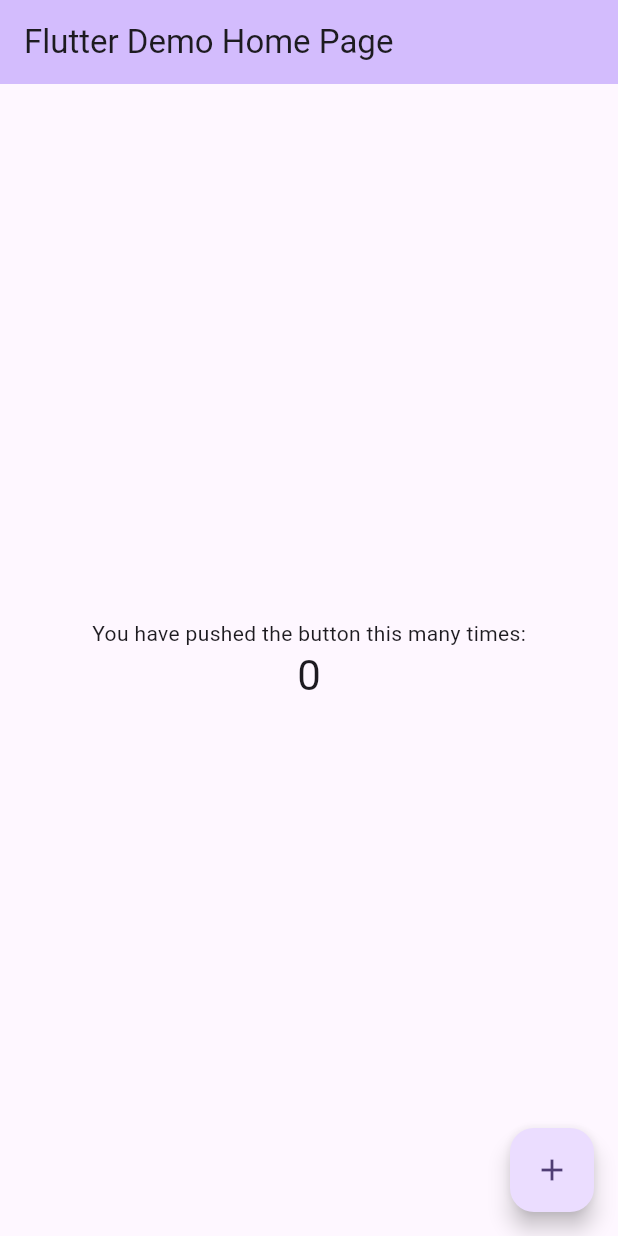
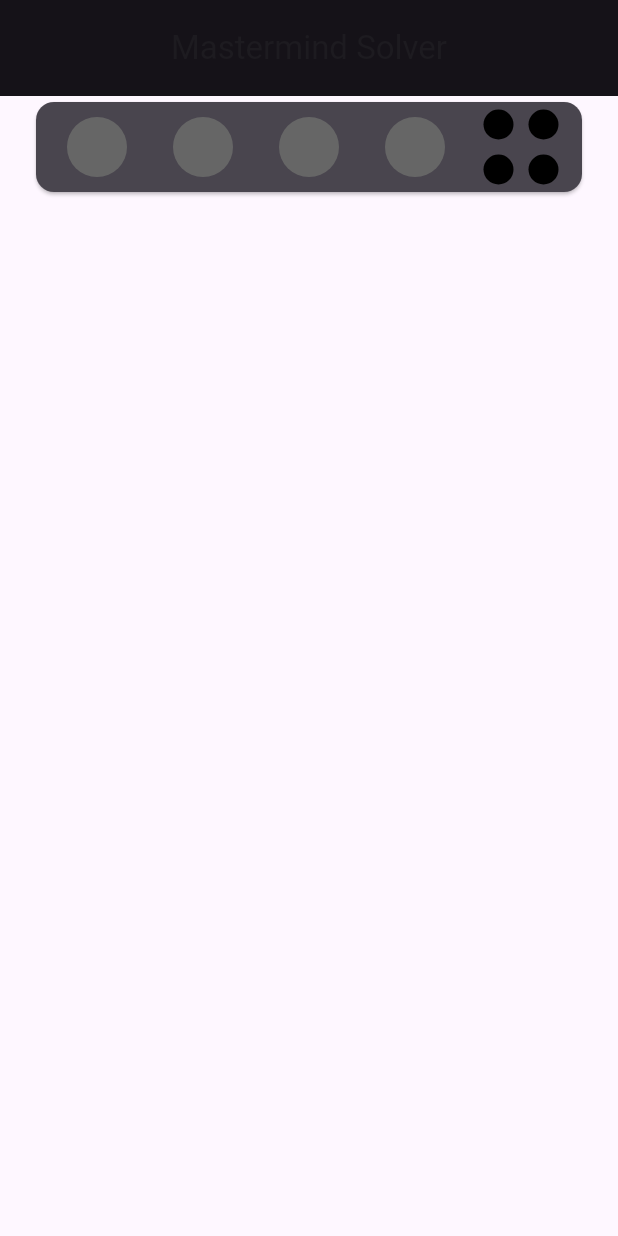
Before and after one commit to dylanlytle/mastermind_solver, a Flutter app: the screen it shows after launch, on a phone screen of 412 x 824 dp. Run offline on Flutter 3.47's test engine with Material 2 defaults, Android fonts, the phone set to English and light mode, and no system bars; our stand-ins replace flutter_riverpod.

Commit message:
Initial UI Work
Got a Guess Card laid out with some classes for organizing some of the
data.

```diff
--- a/lib/main.dart
+++ b/lib/main.dart
@@ -1,125 +1,11 @@
 import 'package:flutter/material.dart';
+import 'package:flutter/services.dart';
+import 'package:flutter_riverpod/flutter_riverpod.dart';
+import 'package:mastermind_solver/src/app.dart';
 
-void main() {
-  runApp(const MyApp());
+Future<void> main() async {
+  WidgetsBinding widgetsBinding = WidgetsFlutterBinding.ensureInitialized();
+
+  SystemChrome.setPreferredOrientations([DeviceOrientation.portraitUp]).then(
+      (value) => runApp(const ProviderScope(child: MastermindSovlerApp())));
 }
-
-class MyApp extends StatelessWidget {
-  const MyApp({super.key});
-
-  // This widget is the root of your application.
-  @override
-  Widget build(BuildContext context) {
-    return MaterialApp(
-      title: 'Flutter Demo',
-      theme: ThemeData(
-        // This is the theme of your application.
-        //
-        // TRY THIS: Try running your application with "flutter run". You'll see
-        // the application has a blue toolbar. Then, without quitting the app,
-        // try changing the seedColor in the colorScheme below to Colors.green
-        // and then invoke "hot reload" (save your changes or press the "hot
-        // reload" button in a Flutter-supported IDE, or press "r" if you used
-        // the command line to start the app).
-        //
-        // Notice that the counter didn't reset back to zero; the application
-        // state is not lost during the reload. To reset the state, use hot
-        // restart instead.
-        //
-        // This works for code too, not just values: Most code changes can be
-        // tested with just a hot reload.
-        colorScheme: ColorScheme.fromSeed(seedColor: Colors.deepPurple),
-        useMaterial3: true,
-      ),
-      home: const MyHomePage(title: 'Flutter Demo Home Page'),
-    );
-  }
-}
-
-class MyHomePage extends StatefulWidget {
-  const MyHomePage({super.key, required this.title});
-
-  // This widget is the home page of your application. It is stateful, meaning
-  // that it has a State object (defined below) that contains fields that affect
-  // how it looks.
-
-  // This class is the configuration for the state. It holds the values (in this
-  // case the title) provided by the parent (in this case the App widget) and
-  // used by the build method of the State. Fields in a Widget subclass are
-  // always marked "final".
-
-  final String title;
-
-  @override
-  State<MyHomePage> createState() => _MyHomePageState();
-}
-
-class _MyHomePageState extends State<MyHomePage> {
-  int _counter = 0;
-
-  void _incrementCounter() {
-    setState(() {
-      // This call to setState tells the Flutter framework that something has
-      // changed in this State, which causes it to rerun the build method below
-      // so that the display can reflect the updated values. If we changed
-      // _counter without calling setState(), then the build method would not be
-      // called again, and so nothing would appear to happen.
-      _counter++;
-    });
-  }
-
-  @override
-  Widget build(BuildContext context) {
-    // This method is rerun every time setState is called, for instance as done
-    // by the _incrementCounter method above.
-    //
-    // The Flutter framework has been optimized to make rerunning build methods
-    // fast, so that you can just rebuild anything that needs updating rather
-    // than having to individually change instances of widgets.
-    return Scaffold(
-      appBar: AppBar(
-        // TRY THIS: Try changing the color here to a specific color (to
-        // Colors.amber, perhaps?) and trigger a hot reload to see the AppBar
-        // change color while the other colors stay the same.
-        backgroundColor: Theme.of(context).colorScheme.inversePrimary,
-        // Here we take the value from the MyHomePage object that was created by
-        // the App.build method, and use it to set our appbar title.
-        title: Text(widget.title),
-      ),
-      body: Center(
-        // Center is a layout widget. It takes a single child and positions it
-        // in the middle of the parent.
-        child: Column(
-          // Column is also a layout widget. It takes a list of children and
-          // arranges them vertically. By default, it sizes itself to fit its
-          // children horizontally, and tries to be as tall as its parent.
-          //
-          // Column has various properties to control how it sizes itself and
-          // how it positions its children. Here we use mainAxisAlignment to
-          // center the children vertically; the main axis here is the vertical
-          // axis because Columns are vertical (the cross axis would be
-          // horizontal).
-          //
-          // TRY THIS: Invoke "debug painting" (choose the "Toggle Debug Paint"
-          // action in the IDE, or press "p" in the console), to see the
-          // wireframe for each widget.
-          mainAxisAlignment: MainAxisAlignment.center,
-          children: <Widget>[
-            const Text(
-              'You have pushed the button this many times:',
-            ),
-            Text(
-              '$_counter',
-              style: Theme.of(context).textTheme.headlineMedium,
-            ),
-          ],
-        ),
-      ),
-      floatingActionButton: FloatingActionButton(
-        onPressed: _incrementCounter,
-        tooltip: 'Increment',
-        child: const Icon(Icons.add),
-      ), // This trailing comma makes auto-formatting nicer for build methods.
-    );
-  }
-}
--- /dev/null
+++ b/lib/src/app.dart
@@ -0,0 +1,24 @@
+import 'package:flutter/material.dart';
+import 'package:flutter_riverpod/flutter_riverpod.dart';
+import 'package:mastermind_solver/src/constants/color_schemes.dart';
+import 'package:mastermind_solver/src/features/solver/presentation/solver_screen.dart';
+
+class MastermindSovlerApp extends ConsumerWidget {
+  const MastermindSovlerApp({Key? key}) : super(key: key);
+
+  // This widget is the root of your application.
+  @override
+  Widget build(BuildContext context, WidgetRef ref) {
+    return MaterialApp(
+        theme: ThemeData(
+          useMaterial3: true,
+          colorScheme: lightColorScheme,
+        ),
+        darkTheme: ThemeData(
+          useMaterial3: true,
+          colorScheme: darkColorScheme,
+        ),
+        debugShowCheckedModeBanner: false,
+        home: SolverScreen());
+  }
+}
--- /dev/null
+++ b/lib/src/constants/color_schemes.dart
@@ -0,0 +1,5 @@
+import 'package:flutter/material.dart';
+
+var lightColorScheme = ColorScheme.fromSeed(seedColor: Colors.deepPurple);
+var darkColorScheme = ColorScheme.fromSeed(
+    seedColor: Colors.deepPurple, brightness: Brightness.dark);
--- /dev/null
+++ b/lib/src/constants/colors.dart
@@ -0,0 +1,9 @@
+import 'package:flutter/material.dart';
+
+const Color red = Color(0xFFFF2525);
+const Color green = Color(0xFF25FF25);
+const Color blue = Color(0xFF2525FF);
+const Color yellow = Color(0xFFFFFF25);
+const Color black = Color(0xFF000000);
+const Color white = Color(0xFFFFFFFF);
+const Color grey = Color(0xFF666666);
--- /dev/null
+++ b/lib/src/constants/sizes.dart
@@ -0,0 +1,2 @@
+const guessCircleDiameterPixels = 20.0;
+const guessCirdlePadding = 5.0;
--- /dev/null
+++ b/lib/src/features/solver/domain/clue.dart
@@ -0,0 +1,35 @@
+import 'package:flutter/material.dart';
+import 'package:mastermind_solver/src/constants/colors.dart';
+
+enum ClueState {
+  wrong,
+  rightColor,
+  rightColorRightSpot,
+}
+
+class Clue {
+  List<ClueState> states = [
+    ClueState.wrong,
+    ClueState.wrong,
+    ClueState.wrong,
+    ClueState.wrong,
+  ];
+
+  Map<ClueState, Color> clueColorMap = {
+    ClueState.wrong: black,
+    ClueState.rightColor: red,
+    ClueState.rightColorRightSpot: white,
+  };
+
+  Clue(
+      {this.states = const [
+        ClueState.wrong,
+        ClueState.wrong,
+        ClueState.wrong,
+        ClueState.wrong,
+      ]});
+
+  Color? getColorForState(int stateIndex) {
+    return clueColorMap[states[stateIndex]];
+  }
+}
--- /dev/null
+++ b/lib/src/features/solver/domain/guess.dart
@@ -0,0 +1,53 @@
+import 'package:flutter/material.dart';
+import 'package:mastermind_solver/src/constants/colors.dart';
+import 'package:mastermind_solver/src/features/solver/domain/clue.dart';
+
+enum GuessState {
+  notSelected,
+  color1,
+  color2,
+  color3,
+  color4,
+  color5,
+  color6,
+}
+
+class Guess {
+  List<GuessState> states = [
+    GuessState.notSelected,
+    GuessState.notSelected,
+    GuessState.notSelected,
+    GuessState.notSelected,
+  ];
+  Clue clue = Clue();
+
+  Map<GuessState, Color> guessColorMap = {
+    GuessState.notSelected: grey,
+    GuessState.color1: red,
+    GuessState.color2: blue,
+    GuessState.color3: green,
+    GuessState.color4: white,
+    GuessState.color5: black,
+    GuessState.color6: yellow,
+  };
+
+  Guess(
+      {this.states = const [
+        GuessState.notSelected,
+        GuessState.notSelected,
+        GuessState.notSelected,
+        GuessState.notSelected,
+      ]});
+
+  void setClue(Clue clue) {
+    this.clue = clue;
+  }
+
+  Clue? getClue() {
+    return clue;
+  }
+
+  Color? getColorForState(int stateIndex) {
+    return guessColorMap[states[stateIndex]];
+  }
+}
--- /dev/null
+++ b/lib/src/features/solver/presentation/clue_circle_widget.dart
@@ -0,0 +1,24 @@
+import 'package:flutter/material.dart';
+import 'package:flutter_riverpod/flutter_riverpod.dart';
+import 'package:mastermind_solver/src/constants/sizes.dart';
+
+class ClueCircleWidget extends ConsumerWidget {
+  const ClueCircleWidget({super.key, this.color});
+  final Color? color;
+
+  @override
+  Widget build(BuildContext context, WidgetRef ref) {
+    return InkWell(
+        child: Padding(
+            padding: const EdgeInsets.all(guessCirdlePadding),
+            child: Material(
+              shape: const CircleBorder(),
+              color: color,
+              child: Ink(
+                decoration: const BoxDecoration(shape: BoxShape.circle),
+                height: guessCircleDiameterPixels,
+                width: guessCircleDiameterPixels,
+              ),
+            )));
+  }
+}
--- /dev/null
+++ b/lib/src/features/solver/presentation/clue_widget.dart
@@ -0,0 +1,39 @@
+import 'package:flutter/material.dart';
+import 'package:flutter_riverpod/flutter_riverpod.dart';
+import 'package:mastermind_solver/src/features/solver/domain/clue.dart';
+import 'package:mastermind_solver/src/features/solver/presentation/clue_circle_widget.dart';
+
+class ClueWidget extends ConsumerWidget {
+  const ClueWidget({super.key, this.clue});
+  final Clue? clue;
+
+  @override
+  Widget build(BuildContext context, WidgetRef ref) {
+    return Column(children: [
+      Row(
+          mainAxisSize: MainAxisSize.max,
+          mainAxisAlignment: MainAxisAlignment.spaceEvenly,
+          crossAxisAlignment: CrossAxisAlignment.center,
+          children: [
+            ClueCircleWidget(
+              color: clue?.getColorForState(0),
+            ),
+            ClueCircleWidget(
+              color: clue?.getColorForState(1),
+            ),
+          ]),
+      Row(
+          mainAxisSize: MainAxisSize.max,
+          mainAxisAlignment: MainAxisAlignment.spaceEvenly,
+          crossAxisAlignment: CrossAxisAlignment.center,
+          children: [
+            ClueCircleWidget(
+              color: clue?.getColorForState(2),
+            ),
+            ClueCircleWidget(
+              color: clue?.getColorForState(3),
+            ),
+          ]),
+    ]);
+  }
+}
--- /dev/null
+++ b/lib/src/features/solver/presentation/guess_card.dart
@@ -0,0 +1,37 @@
+import 'package:flutter/material.dart';
+import 'package:flutter_riverpod/flutter_riverpod.dart';
+import 'package:mastermind_solver/src/constants/color_schemes.dart';
+import 'package:mastermind_solver/src/features/solver/domain/guess.dart';
+import 'package:mastermind_solver/src/features/solver/presentation/clue_widget.dart';
+import 'package:mastermind_solver/src/features/solver/presentation/guess_circle.dart';
+
+class GuessCard extends ConsumerWidget {
+  const GuessCard({super.key, this.guess});
+  final Guess? guess;
+
+  @override
+  Widget build(BuildContext context, WidgetRef ref) {
+    return Card(
+      color: darkColorScheme.surfaceVariant,
+      child: Row(
+          mainAxisSize: MainAxisSize.max,
+          mainAxisAlignment: MainAxisAlignment.spaceEvenly,
+          crossAxisAlignment: CrossAxisAlignment.center,
+          children: [
+            GuessCircle(
+              color: guess?.getColorForState(0),
+            ),
+            GuessCircle(
+              color: guess?.getColorForState(1),
+            ),
+            GuessCircle(
+              color: guess?.getColorForState(2),
+            ),
+            GuessCircle(
+              color: guess?.getColorForState(3),
+            ),
+            ClueWidget(clue: guess?.getClue()),
+          ]),
+    );
+  }
+}
--- /dev/null
+++ b/lib/src/features/solver/presentation/guess_circle.dart
@@ -0,0 +1,23 @@
+import 'package:flutter/material.dart';
+import 'package:flutter_riverpod/flutter_riverpod.dart';
+
+class GuessCircle extends ConsumerWidget {
+  const GuessCircle({super.key, this.color});
+  final Color? color;
+
+  @override
+  Widget build(BuildContext context, WidgetRef ref) {
+    return InkWell(
+        child: Padding(
+            padding: const EdgeInsets.all(10),
+            child: Material(
+              shape: const CircleBorder(),
+              color: color,
+              child: Ink(
+                decoration: const BoxDecoration(shape: BoxShape.circle),
+                height: 40,
+                width: 40,
+              ),
+            )));
+  }
+}
--- /dev/null
+++ b/lib/src/features/solver/presentation/solver_screen.dart
@@ -0,0 +1,25 @@
+import 'package:flutter/material.dart';
+import 'package:flutter_riverpod/flutter_riverpod.dart';
+import 'package:mastermind_solver/src/constants/color_schemes.dart';
+import 'package:mastermind_solver/src/features/solver/domain/guess.dart';
+import 'package:mastermind_solver/src/features/solver/presentation/guess_card.dart';
+
+class SolverScreen extends ConsumerWidget {
+  SolverScreen({Key? key}) : super(key: key);
+
+  Widget build(BuildContext context, WidgetRef ref) {
+    return Scaffold(
+        appBar: AppBar(
+          automaticallyImplyLeading: false,
+          title: const Center(child: Text('Mastermind Solver')),
+          toolbarHeight: 64,
+          backgroundColor: darkColorScheme.surface,
+        ),
+        body: Padding(
+            padding: EdgeInsets.symmetric(horizontal: 20),
+            child:
+                Column(mainAxisAlignment: MainAxisAlignment.start, children: [
+              GuessCard(guess: Guess()),
+            ])));
+  }
+}
--- a/pubspec.yaml
+++ b/pubspec.yaml
@@ -20,6 +20,7 @@ version: 1.0.0+1
 
 environment:
   sdk: '>=3.1.1 <4.0.0'
+  flutter: ">=3.0.0"
 
 # Dependencies specify other packages that your package needs in order to work.
 # To automatically upgrade your package dependencies to the latest versions
@@ -30,6 +31,7 @@ environment:
 dependencies:
   flutter:
     sdk: flutter
+  flutter_riverpod: ^2.3.10
 
 
   # The following adds the Cupertino Icons font to your application.
```
Also changed, not shown: pubspec.lock.
